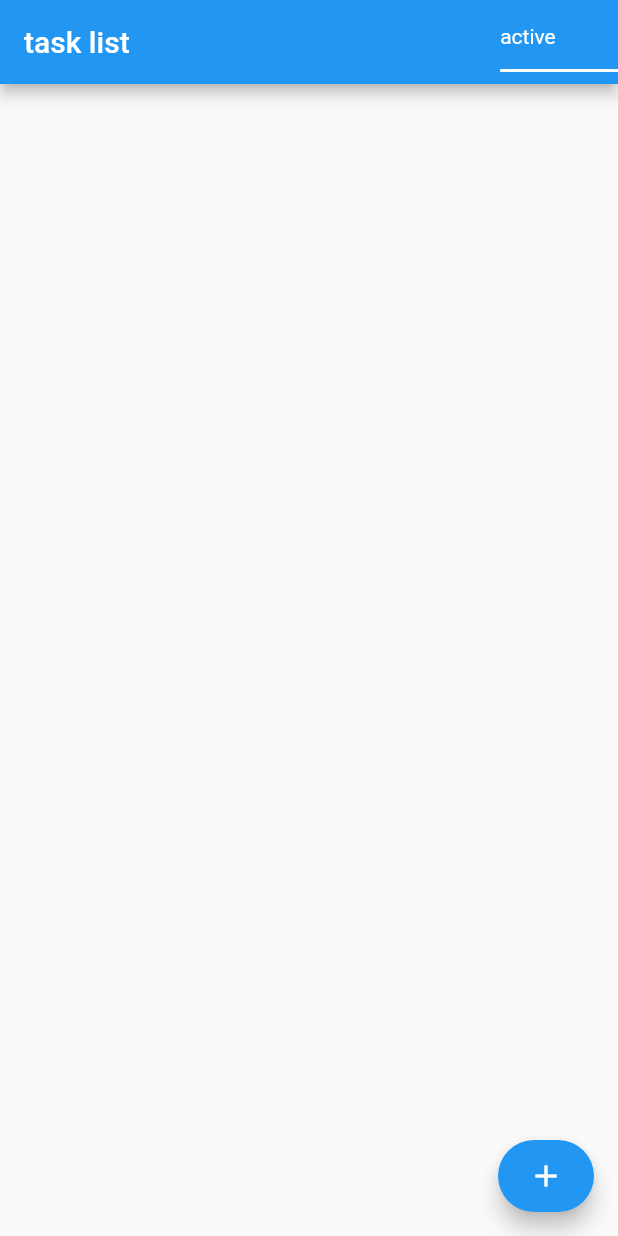
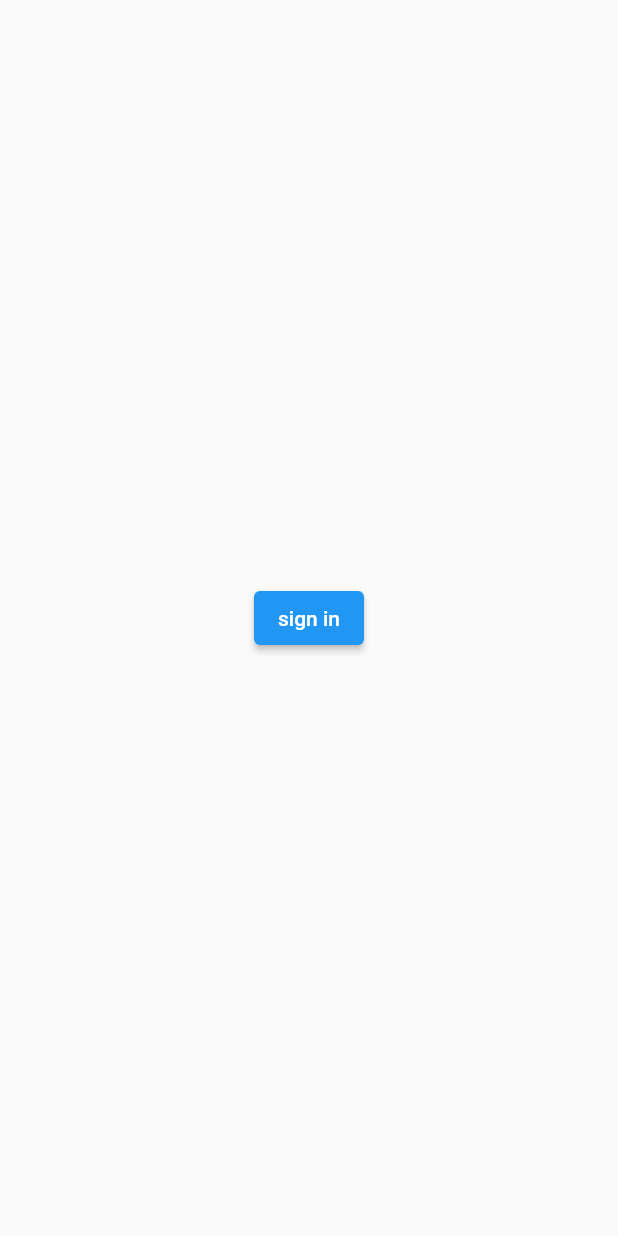
Before and after one commit to aebash/todo, a Flutter app: the screen it shows after launch, on a phone screen of 412 x 824 dp. Run offline on Flutter 3.47's test engine with Material 2 defaults, Android fonts, the phone set to English and light mode, and no system bars; our stand-ins replace cloud_firestore, firebase_auth, firebase_core, flutter_riverpod, freezed_annotation, google_sign_in and 1 more; accounts and stored records are empty; generated files the repository leaves out were written again.

Commit message:
add google sign in.

```diff
--- a/lib/l10n/app_ja.arb
+++ b/lib/l10n/app_ja.arb
@@ -1,6 +1,9 @@
 {
     "addTask": "タスクを追加",
     "taskList": "task list",
+    "signIn": "sign in",
+    "signOut": "sign out",
+
 
     "helloWorld": "こんにちは世界！",
     "@helloWorld": {
--- a/lib/main.dart
+++ b/lib/main.dart
@@ -4,10 +4,11 @@ import 'package:flutter/material.dart';
 import 'package:flutter_gen/gen_l10n/app_localizations.dart';
 import 'package:flutter_localizations/flutter_localizations.dart';
 import 'package:flutter_riverpod/flutter_riverpod.dart';
-import 'package:todo/src/views/home_screen.dart';
 
 import 'firebase_options.dart';
 import 'src/logger.dart';
+import 'src/views/authentication_screen.dart';
+import 'src/views/home_screen.dart';
 
 final helloWorldProvider = Provider((_) => 'Hello world');
 
@@ -28,36 +29,32 @@ class App extends StatelessWidget {
 
   @override
   Widget build(BuildContext context) {
-    FirebaseAuth.instance.authStateChanges().listen((User? user) {
-      if (user == null) {
-        logger.d('User is currently signed out!');
-      } else {
-        logger.d('User is signed in!');
-      }
-    });
+    logger.d(FirebaseAuth.instance.currentUser);
 
-    try {
-      FirebaseAuth.instance.signInAnonymously();
-      logger.d("Signed in with temporary account.");
-    } on FirebaseAuthException catch (e) {
-      switch (e.code) {
-        case "operation-not-allowed":
-          logger.d("Anonymous auth hasn't been enabled for this project.");
-          break;
-        default:
-          logger.d("Unknown error.");
-      }
-    }
-    return const MaterialApp(
+    return MaterialApp(
       title: 'Template App',
-      localizationsDelegates: [
+      localizationsDelegates: const [
         AppLocalizations.delegate,
         GlobalMaterialLocalizations.delegate,
         GlobalWidgetsLocalizations.delegate,
         GlobalCupertinoLocalizations.delegate,
       ],
       supportedLocales: AppLocalizations.supportedLocales,
-      home: HomeScreen(),
+      // home: const AuthenticationScreen(),
+
+      home: StreamBuilder<User?>(
+        stream: FirebaseAuth.instance.authStateChanges(),
+        builder: (context, snapshot) {
+          logger.d('authStateChanges, $snapshot');
+          if (snapshot.connectionState == ConnectionState.waiting) {
+            return const SizedBox();
+          }
+          if (snapshot.hasData) {
+            return const HomeScreen();
+          }
+          return const AuthenticationScreen();
+        },
+      ),
     );
   }
 }
--- /dev/null
+++ b/lib/src/views/authentication_screen.dart
@@ -0,0 +1,29 @@
+import 'package:flutter/material.dart';
+import 'package:flutter_gen/gen_l10n/app_localizations.dart';
+
+import '../service/authentication_service.dart';
+
+class AuthenticationScreen extends StatefulWidget {
+  const AuthenticationScreen({Key? key}) : super(key: key);
+
+  @override
+  State<AuthenticationScreen> createState() => _AuthenticationScreenState();
+}
+
+class _AuthenticationScreenState extends State<AuthenticationScreen> {
+  @override
+  Widget build(BuildContext context) {
+    AppLocalizations localization = AppLocalizations.of(context)!;
+
+    return Scaffold(
+      body: Center(
+        child: ElevatedButton(
+          onPressed: () {
+            AuthenticationService.signInWithGoogle();
+          },
+          child: Text(localization.signIn),
+        ),
+      ),
+    );
+  }
+}
--- a/pubspec.yaml
+++ b/pubspec.yaml
@@ -47,6 +47,7 @@ dependencies:
   flutter_riverpod: ^2.1.1
   freezed_annotation: ^2.2.0
   json_annotation: ^4.7.0
+  google_sign_in: ^5.4.2
 
 dev_dependencies:
   flutter_test:
```
Also changed, not shown: lib/src/service/authentication_service.dart (added, +27 -0 lines), lib/src/views/home_screen.dart (+20 -0 lines), pubspec.lock.
